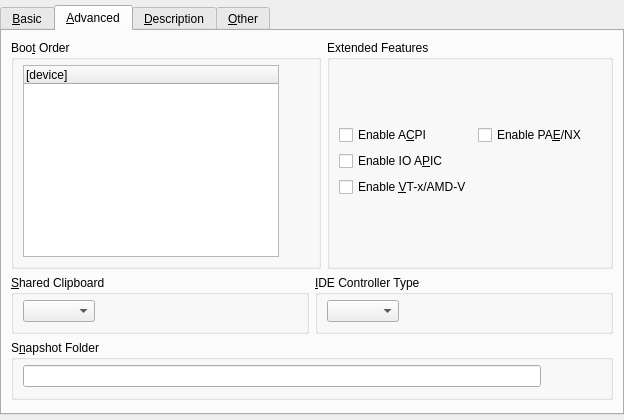
First picture: the form in vbox/src/VBox/Frontends/VirtualBox4/ui/VBoxVMSettingsGeneral.ui, repository jljuxgm/vboxgit, before the edit.
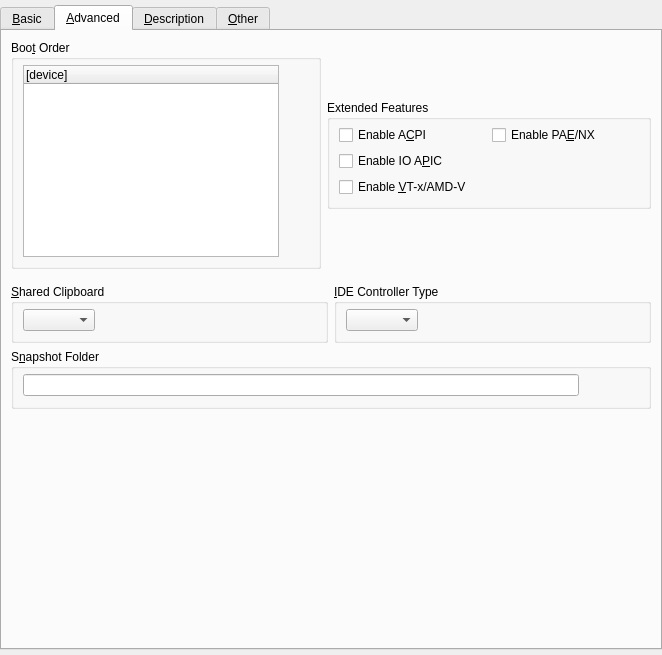
Second picture: the form after the edit. The open tabs and pages were chosen to show the change. Icons and pictures are not drawn. Custom widgets are drawn as their Qt base class.

```diff
--- a/vbox/src/VBox/Frontends/VirtualBox4/ui/VBoxVMSettingsGeneral.ui
+++ b/vbox/src/VBox/Frontends/VirtualBox4/ui/VBoxVMSettingsGeneral.ui
@@ -22,8 +22,8 @@
    <rect>
     <x>0</x>
     <y>0</y>
-    <width>624</width>
-    <height>420</height>
+    <width>662</width>
+    <height>655</height>
    </rect>
   </property>
   <layout class="QVBoxLayout" >
@@ -419,7 +419,23 @@
       </attribute>
       <layout class="QVBoxLayout" >
        <item>
+        <widget class="QWidget" native="1" name="widget" >
+         <property name="sizePolicy" >
+          <sizepolicy vsizetype="Maximum" hsizetype="Preferred" >
+           <horstretch>0</horstretch>
+           <verstretch>0</verstretch>
+          </sizepolicy>
+         </property>
         <layout class="QHBoxLayout" >
+          <property name="leftMargin" >
+           <number>0</number>
+          </property>
+          <property name="topMargin" >
+           <number>0</number>
+          </property>
+          <property name="rightMargin" >
+           <number>0</number>
+          </property>
          <item>
           <widget class="QGroupBox" name="mGbBootOrder" >
            <property name="sizePolicy" >
@@ -585,7 +601,7 @@
          <item>
           <widget class="QGroupBox" name="mGbAdvanced" >
            <property name="sizePolicy" >
-            <sizepolicy vsizetype="Minimum" hsizetype="MinimumExpanding" >
+             <sizepolicy vsizetype="Maximum" hsizetype="MinimumExpanding" >
              <horstretch>0</horstretch>
              <verstretch>0</verstretch>
             </sizepolicy>
@@ -593,18 +609,15 @@
            <property name="title" >
             <string>Extended Features</string>
            </property>
+            <property name="alignment" >
+             <set>Qt::AlignLeading|Qt::AlignLeft|Qt::AlignTop</set>
+            </property>
            <layout class="QVBoxLayout" >
             <property name="topMargin" >
              <number>5</number>
             </property>
             <item>
              <widget class="QWidget" native="1" name="mWAdvContainer" >
-              <property name="sizePolicy" >
-               <sizepolicy vsizetype="Fixed" hsizetype="MinimumExpanding" >
-                <horstretch>0</horstretch>
-                <verstretch>0</verstretch>
-               </sizepolicy>
-              </property>
               <layout class="QGridLayout" >
                <property name="leftMargin" >
                 <number>0</number>
@@ -682,22 +695,6 @@
                  </property>
                 </widget>
                </item>
-               <item row="3" column="0" colspan="2" >
-                <spacer>
-                 <property name="orientation" >
-                  <enum>Qt::Vertical</enum>
-                 </property>
-                 <property name="sizeType" >
-                  <enum>QSizePolicy::Expanding</enum>
-                 </property>
-                 <property name="sizeHint" >
-                  <size>
-                   <width>20</width>
-                   <height>0</height>
-                  </size>
-                 </property>
-                </spacer>
-               </item>
               </layout>
              </widget>
             </item>
@@ -705,6 +702,7 @@
           </widget>
          </item>
         </layout>
+        </widget>
        </item>
        <item>
         <layout class="QHBoxLayout" >
@@ -851,7 +849,7 @@
          <property name="sizeHint" >
           <size>
            <width>20</width>
-           <height>31</height>
+           <height>40</height>
           </size>
          </property>
         </spacer>
```
Left out of the diff: 30 changed lines with no effect on the pictures. Lines whose indentation alone changed are shown as unchanged.
